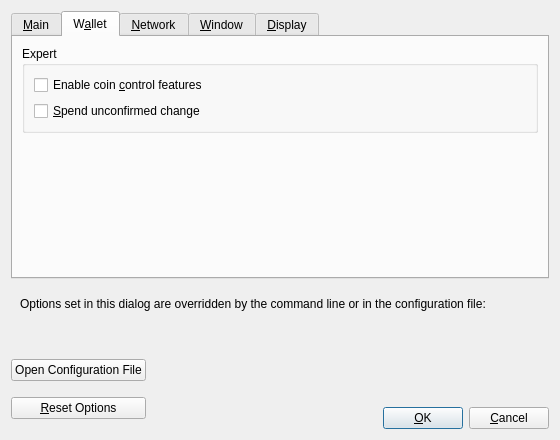
The window that src/qt/forms/optionsdialog.ui (ElectraProtocol/XEP-Core) describes before a commit, drawn with Qt 5.
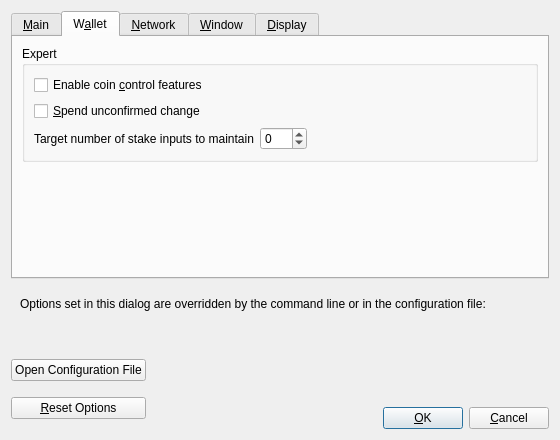
The same window after the commit. The open tabs and pages were chosen to show the change. Custom widgets are drawn as their Qt base class.

Commit message: Add target stake inputs option to GUI

Patch:
```diff
--- a/src/qt/forms/optionsdialog.ui
+++ b/src/qt/forms/optionsdialog.ui
@@ -226,6 +226,49 @@
             </property>
            </widget>
           </item>
+          <item>
+           <layout class="QHBoxLayout" name="horizontalLayout_1_Wallet">
+            <item>
+             <widget class="QLabel" name="targetStakeInputsLabel">
+              <property name="text">
+               <string>Target number of stake inputs to maintain</string>
+              </property>
+              <property name="textFormat">
+               <enum>Qt::PlainText</enum>
+              </property>
+              <property name="buddy">
+               <cstring>targetStakeInputs</cstring>
+              </property>
+             </widget>
+            </item>
+            <item>
+             <widget class="QSpinBox" name="targetStakeInputs">
+              <property name="minimum">
+               <number>-1</number>
+              </property>
+              <property name="maximum">
+               <number>100</number>
+              </property>
+              <property name="toolTip">
+               <string>(0 = auto, -1 = disabled)</string>
+              </property>
+             </widget>
+            </item>
+            <item>
+             <spacer name="horizontalSpacer_1_Wallet">
+              <property name="orientation">
+               <enum>Qt::Horizontal</enum>
+              </property>
+              <property name="sizeHint" stdset="0">
+               <size>
+                <width>40</width>
+                <height>20</height>
+               </size>
+              </property>
+             </spacer>
+            </item>
+           </layout>
+          </item>
          </layout>
         </widget>
        </item>
```
The commit also changes 3 other files.
